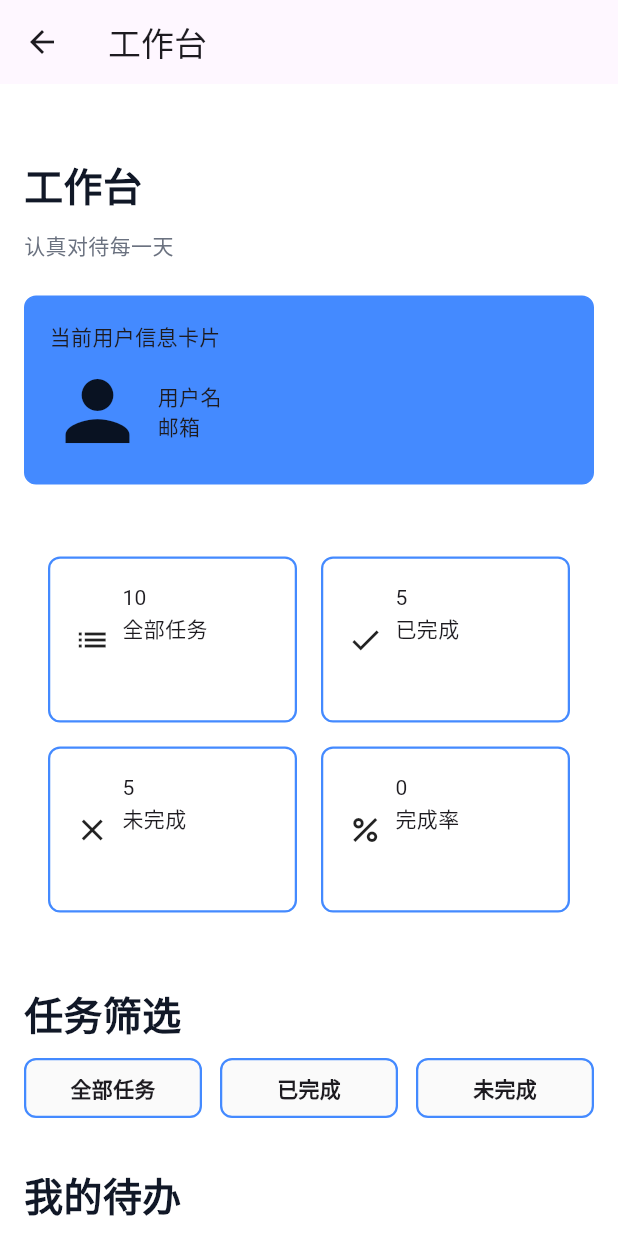
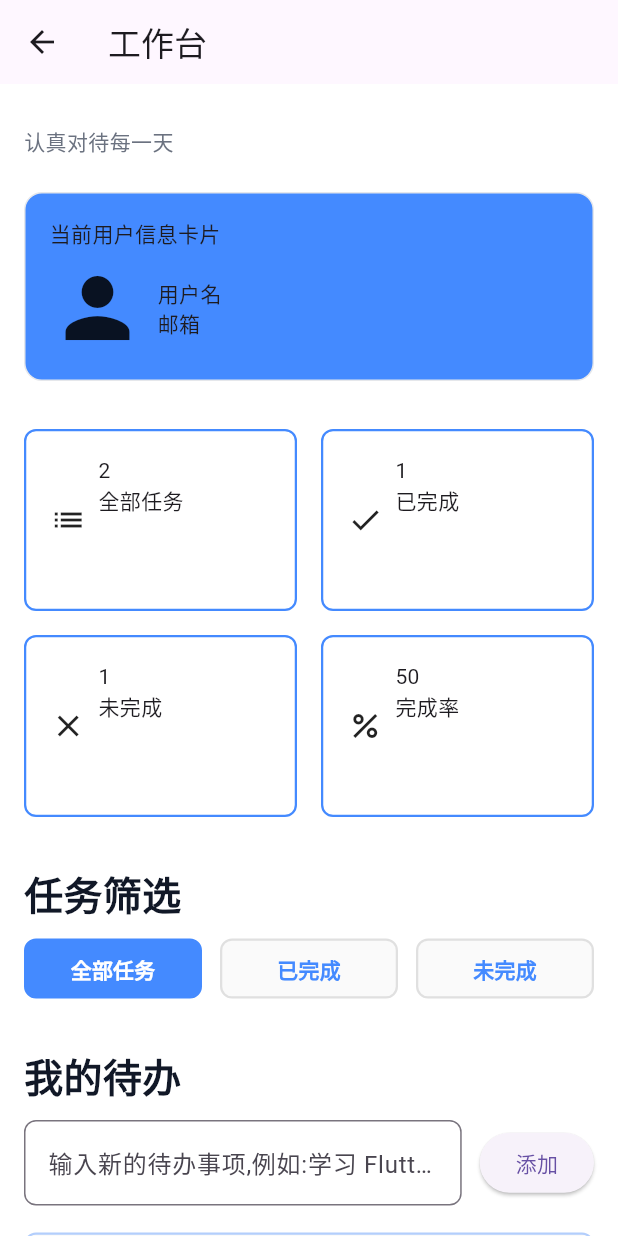
Before and after one commit to GGBOND-L/todoList-flutter, a Flutter app: the screen it shows after launch, after a tap on "登录666", on a phone screen of 412 x 824 dp. Run offline on Flutter 3.47's test engine with Material 3 defaults, Android fonts, the phone set to English and light mode, and no system bars.

Commit message:
feat: init workbench

```diff
--- /dev/null
+++ b/lib/enums/todo_filter.dart
@@ -0,0 +1 @@
+enum TodoFilter { all, completed, incomplete }
--- a/lib/main.dart
+++ b/lib/main.dart
@@ -26,7 +26,7 @@ class TodoApp extends StatelessWidget {
       routes: {
         '/login': (context) => const LoginPage(),
         '/register': (context) => const RegisterPage(),
-        '/workbench': (context) => const WorkbenPage(),
+        '/workbench': (context) => const WorkbenchPage(),
       },
     );
   }
--- /dev/null
+++ b/lib/models/todo.dart
@@ -0,0 +1,13 @@
+class Todo {
+  final String id;
+  String title;
+  bool isCompleted;
+  final String createdAt;
+
+  Todo({
+    required this.id,
+    required this.title,
+    required this.isCompleted,
+    required this.createdAt,
+  });
+}
--- a/lib/pages/workbench_page.dart
+++ b/lib/pages/workbench_page.dart
@@ -1,26 +1,153 @@
 import 'package:flutter/material.dart';
+import '../models/todo.dart';
+import '../enums/todo_filter.dart';
 
-class WorkbenPage extends StatelessWidget {
-  const WorkbenPage({super.key});
+class WorkbenchPage extends StatefulWidget {
+  const WorkbenchPage({super.key});
+
+  @override
+  State<WorkbenchPage> createState() => _WorkbenchPageState();
+}
+
+class _WorkbenchPageState extends State<WorkbenchPage> {
+  final List<Todo> todos = [
+    Todo(
+      id: '1',
+      title: '学习 Flutter122',
+      isCompleted: true,
+      createdAt: '2023-06-01',
+    ),
+    Todo(
+      id: '2',
+      title: '学习 Dart2222211',
+      isCompleted: false,
+      createdAt: '2023-06-02',
+    ),
+  ];
+
+  TodoFilter selectedFilter = TodoFilter.all; // selectedFilter = '全部';
+
+  List<Todo> get filteredTodos {
+    switch (selectedFilter) {
+      case TodoFilter.all:
+        return todos;
+      case TodoFilter.completed:
+        return todos.where((todo) => todo.isCompleted).toList();
+      case TodoFilter.incomplete:
+        return todos.where((todo) => !todo.isCompleted).toList();
+    }
+  }
+
+  final TextEditingController todoController = TextEditingController();
+
+  void handleAddTodo() {
+    final String title = todoController.text.trim();
+    debugPrint('添加待办事项：$title');
+
+    if (title.isNotEmpty) {
+      setState(() {
+        todos.add(
+          Todo(
+            id: DateTime.now().millisecondsSinceEpoch.toString(),
+            title: title,
+            isCompleted: false,
+            createdAt: DateTime.now().toString(),
+          ),
+        );
+        todoController.clear(); // 清空输入框
+      });
+    }
+  }
+
+  void handleDeleteTask(String id) {
+    debugPrint('删除待办事项：$id');
+    if (id.isNotEmpty) {
+      setState(() {
+        todos.removeWhere((todo) => todo.id == id);
+      });
+    }
+  }
+
+  void _showEditDialog(Todo todo) {
+    debugPrint('编辑待办事项：${todo.id}');
+
+    // 创建一个 TextEditingController 用于编辑，赋值
+    final controller = TextEditingController(text: todo.title);
+
+    showDialog(
+      context: context,
+      builder: (context) {
+        return AlertDialog(
+          title: const Text('编辑任务'),
+
+          content: TextField(
+            controller: controller,
+            decoration: const InputDecoration(
+              hintText: '请输入任务标题',
+              border: OutlineInputBorder(),
+            ),
+          ),
+
+          actions: [
+            TextButton(
+              onPressed: () {
+                Navigator.pop(context);
+              },
+              child: const Text('取消'),
+            ),
+
+            ElevatedButton(
+              onPressed: () {
+                final newTitle = controller.text.trim();
+
+                if (newTitle.isEmpty) {
+                  return;
+                }
+
+                setState(() {
+                  todo.title = newTitle;
+                });
+
+                Navigator.pop(context);
+              },
+              child: const Text('保存'),
+            ),
+          ],
+        );
+      },
+    );
+  }
+
+  void handleCompleteTodo(Todo todo) {
+    debugPrint('完成待办事项：${todo.id}');
+
+    setState(() {
+      todo.isCompleted = !todo.isCompleted;
+    });
+  }
+
+  void handleFilter(TodoFilter filter, String title) {
+    debugPrint('过滤待办事项：$title, filter: $filter');
+
+    setState(() {
+      selectedFilter = filter;
+    });
+  }
+
+  @override
+  void dispose() {
+    todoController.dispose();
+    super.dispose();
+  }
+
   @override
   Widget build(BuildContext context) {
     return Scaffold(
-      appBar: AppBar(title: Text('工作台')),
+      appBar: AppBar(title: const Text('工作台')),
       body: SafeArea(
         child: ListView(
-          padding: const EdgeInsets.all(16.0),
+          padding: const EdgeInsets.all(16),
           children: [
-            const SizedBox(height: 32),
-
-            const Text(
-              '工作台',
-              style: TextStyle(
-                fontSize: 26,
-                fontWeight: FontWeight.w800,
-                color: Color(0xFF111827),
-              ),
-            ),
-
             const SizedBox(height: 12),
 
             const Text(
@@ -30,23 +157,43 @@ class WorkbenPage extends StatelessWidget {
 
             const SizedBox(height: 24),
 
-            // 当前用户信息卡片
-            Container(
+            _buildUserCard(),
+
+            const SizedBox(height: 32),
+
+            // 任务统计区域
+            _buildStatisticsSection(),
+
+            const SizedBox(height: 32),
+
+            _buildFilterSection(),
+
+            const SizedBox(height: 32),
+
+            // 我的待办事项区域
+            _buildTodoSection(),
+          ],
+        ),
+      ),
+    );
+  }
+
+  // 用户信息卡片
+  Widget _buildUserCard() {
+    return Container(
       width: double.infinity,
       constraints: const BoxConstraints(minHeight: 100),
       decoration: BoxDecoration(
-                color: Colors.blueAccent.withValues(),
-                border: Border.all(color: Colors.blueAccent),
-                borderRadius: BorderRadius.circular(8),
+        color: Colors.blueAccent,
+        border: Border.all(color: const Color(0xFFE5E7EB)),
+        borderRadius: BorderRadius.circular(12),
       ),
-              padding: const EdgeInsets.all(16.0), // 内部间距
+      padding: const EdgeInsets.all(16),
       child: const Column(
         crossAxisAlignment: CrossAxisAlignment.start,
         children: [
           Text('当前用户信息卡片'),
-
           SizedBox(height: 8),
-
           Row(
             children: [
               Icon(Icons.person, size: 64),
@@ -59,12 +206,12 @@ class WorkbenPage extends StatelessWidget {
           ),
         ],
       ),
-            ),
+    );
+  }
 
-            const SizedBox(height: 32),
-
-            // 任务统计区域
-            GridView.count(
+  // 任务统计卡片
+  Widget _buildStatisticsSection() {
+    return GridView.count(
       // 核心：强制网格紧凑包裹内容，防止无限高度报错
       shrinkWrap: true,
       // 核心：禁用 GridView 自身的滚动（通常交由外层去滚动）
@@ -79,22 +226,41 @@ class WorkbenPage extends StatelessWidget {
       crossAxisSpacing: 16.0,
 
       // 控制整个网格的外边距
-              padding: const EdgeInsets.all(16.0),
+      // padding: const EdgeInsets.all(16.0),
 
       // 可选：控制子元素的宽高比（默认 1.0 为正方形，如果需要矩形可以调整，比如 2.0 代表宽是高的两倍）
       childAspectRatio: 1.5,
 
       children: [
-                _buildTaskCard('全部任务', 10, const Icon(Icons.list)),
-                _buildTaskCard('已完成', 5, const Icon(Icons.done)),
-                _buildTaskCard('未完成', 5, const Icon(Icons.close)),
-                _buildTaskCard('完成率', 0, const Icon(Icons.percent)),
+        _buildTaskCard('全部任务', todos.length, const Icon(Icons.list)),
+        _buildTaskCard(
+          '已完成',
+          todos.where((todo) => todo.isCompleted).length,
+          const Icon(Icons.done),
+        ),
+        _buildTaskCard(
+          '未完成',
+          todos.where((todo) => !todo.isCompleted).length,
+          const Icon(Icons.close),
+        ),
+        _buildTaskCard(
+          '完成率',
+          todos.isEmpty
+              ? 0
+              : (todos.where((todo) => todo.isCompleted).length /
+                        todos.length *
+                        100)
+                    .toInt(),
+          const Icon(Icons.percent),
+        ),
       ],
-            ),
+    );
+  }
 
-            const SizedBox(height: 32),
-
-            // 任务筛选区域
+  Widget _buildFilterSection() {
+    return Column(
+      crossAxisAlignment: CrossAxisAlignment.start,
+      children: [
         const Text(
           '任务筛选',
           style: TextStyle(
@@ -108,16 +274,39 @@ class WorkbenPage extends StatelessWidget {
 
         Row(
           children: [
-                Expanded(child: _buildTaskFilterCard('全部任务')),
+            Expanded(
+              child: _buildTaskFilterCard(
+                '全部任务',
+                TodoFilter.all,
+                selectedFilter == TodoFilter.all,
+              ),
+            ),
             const SizedBox(width: 12),
-                Expanded(child: _buildTaskFilterCard('已完成')),
+            Expanded(
+              child: _buildTaskFilterCard(
+                '已完成',
+                TodoFilter.completed,
+                selectedFilter == TodoFilter.completed,
+              ),
+            ),
             const SizedBox(width: 12),
-                Expanded(child: _buildTaskFilterCard('未完成')),
+            Expanded(
+              child: _buildTaskFilterCard(
+                '未完成',
+                TodoFilter.incomplete,
+                selectedFilter == TodoFilter.incomplete,
+              ),
+            ),
           ],
         ),
+      ],
+    );
+  }
 
-            const SizedBox(height: 32),
-
+  Widget _buildTodoSection() {
+    return Column(
+      crossAxisAlignment: CrossAxisAlignment.start,
+      children: [
         // 我的待办事项区域
         const Text(
           '我的待办',
@@ -140,28 +329,27 @@ class WorkbenPage extends StatelessWidget {
                     borderRadius: BorderRadius.circular(8.0),
                   ),
                 ),
+                controller: todoController,
               ),
             ),
 
             const SizedBox(width: 12), // 间距
 
-                ElevatedButton(onPressed: () {}, child: const Text('添加')),
+            ElevatedButton(onPressed: handleAddTodo, child: const Text('添加')),
           ],
         ),
 
         const SizedBox(height: 12),
 
         // 待办事项list
-            _buildTaskList('学习 Flutter', true, '2023-06-01'),
+        // _buildTaskItem('学习 Flutter', true, '2023-06-01'),
 
-            const SizedBox(height: 12),
+        // const SizedBox(height: 12),
 
-            _buildTaskList('学习 Dart', false, '2023-06-02'),
+        // _buildTaskItem('学习 Dart', false, '2023-06-02'),
+        ...filteredTodos.map((todo) => _buildTaskItem(todo)),
       ],
-        ),
-      ),
     );
-  }
   }
 
   // 任务统计小卡片
@@ -197,59 +385,38 @@ Widget _buildTaskCard(String title, int count, Widget icon) {
   }
 
   // 任务筛选小卡片
-Widget _buildTaskFilterCard(String title) {
+  Widget _buildTaskFilterCard(String title, TodoFilter filter, bool selected) {
     return Container(
       height: 40.0, // 核心：在这里强制固定高度
       decoration: BoxDecoration(
-      color: Colors.grey.shade50,
+        color: selected ? Colors.blueAccent : Colors.grey.shade50,
+
         border: Border.all(
-        color: Colors.blueAccent, // 边框
+          color: selected ? Colors.blueAccent : Colors.grey.shade300,
           width: 1.5,
         ),
-      borderRadius: BorderRadius.circular(8.0), // 圆角
+
+        borderRadius: BorderRadius.circular(8),
       ),
       alignment: Alignment.center,
-    child: Text(title, style: const TextStyle(fontWeight: FontWeight.bold)),
+      // child: Text(title, style: const TextStyle(fontWeight: FontWeight.bold)),
+      child: TextButton(
+        onPressed: () {
+          handleFilter(filter, title);
+        },
+        child: Text(
+          title,
+          style: TextStyle(
+            fontWeight: FontWeight.bold,
+
+            color: selected ? Colors.white : Colors.blueAccent,
+          ),
+        ),
+      ),
     );
   }
 
-// 任务list
-// Widget _buildTaskList(String title, bool completed, String date) {
-//   return Container(
-//     height: 80.0, // 核心：在这里强制固定高度
-//     decoration: BoxDecoration(
-//       color: Colors.grey.shade50,
-//       border: Border.all(
-//         color: Colors.blueAccent, // 边框
-//         width: 1.5,
-//       ),
-//       borderRadius: BorderRadius.circular(8.0), // 圆角
-//     ),
-//     child: Column(
-//       crossAxisAlignment: CrossAxisAlignment.start,
-//       children: [
-//         Row(
-//           children: [
-//             Checkbox(onChanged: (value) => {}, value: completed),
-//             const SizedBox(width: 12),
-//             Text(title, style: const TextStyle(fontWeight: FontWeight.bold)),
-//             const SizedBox(width: 50),
-//             Text('$completed'),
-//           ],
-//         ),
-//         const SizedBox(height: 8),
-//         Text(date),
-//         Row(
-//           children: [
-//             IconButton(onPressed: () {}, icon: const Icon(Icons.edit)),
-//             IconButton(onPressed: () {}, icon: const Icon(Icons.delete)),
-//           ],
-//         ),
-//       ],
-//     ),
-//   );
-// }
-Widget _buildTaskList(String title, bool completed, String date) {
+  Widget _buildTaskItem(Todo todo) {
     return Container(
       // 优化 1：去掉硬编码的 height: 80.0，改用我们第一节聊到的最小高度 constraints
       // 这样内容少时它是小盒子，放了编辑按钮也能平滑撑开，绝不溢出
@@ -268,16 +435,19 @@ Widget _buildTaskList(String title, bool completed, String date) {
         contentPadding: const EdgeInsets.symmetric(horizontal: 8, vertical: 4),
 
         // 左侧放置：复选框
-      leading: Checkbox(onChanged: (value) => {}, value: completed),
+        leading: Checkbox(
+          onChanged: (value) => handleCompleteTodo(todo),
+          value: todo.isCompleted,
+        ),
 
         // 中间主体：标题
         title: Text(
-        title,
+          todo.title,
           style: TextStyle(
             fontWeight: FontWeight.bold,
             // 如果完成了，加个好看的删除线效果
-          decoration: completed ? TextDecoration.lineThrough : null,
-          color: completed ? Colors.grey : Colors.black87,
+            decoration: todo.isCompleted ? TextDecoration.lineThrough : null,
+            color: todo.isCompleted ? Colors.grey : Colors.black87,
           ),
         ),
 
@@ -285,7 +455,7 @@ Widget _buildTaskList(String title, bool completed, String date) {
         subtitle: Padding(
           padding: const EdgeInsets.only(top: 4.0),
           child: Text(
-          date,
+            todo.createdAt,
             style: const TextStyle(fontSize: 12, color: Colors.grey),
           ),
         ),
@@ -294,16 +464,20 @@ Widget _buildTaskList(String title, bool completed, String date) {
         trailing: Row(
           mainAxisSize: MainAxisSize.min, // 核心：必须限制 Row 只占用内部图标的大小
           children: [
+            // 编辑按钮
             IconButton(
               constraints: const BoxConstraints(), // 紧凑型按钮，减小默认的 48 像素大外边距
               padding: const EdgeInsets.all(8),
-            onPressed: () {},
+              onPressed: () {
+                _showEditDialog(todo);
+              },
               icon: const Icon(Icons.edit, color: Colors.blueGrey, size: 20),
             ),
+            // 删除按钮
             IconButton(
               constraints: const BoxConstraints(),
               padding: const EdgeInsets.all(8),
-            onPressed: () {},
+              onPressed: () => handleDeleteTask(todo.id),
               icon: const Icon(Icons.delete, color: Colors.redAccent, size: 20),
             ),
           ],
@@ -311,3 +485,4 @@ Widget _buildTaskList(String title, bool completed, String date) {
       ),
     );
   }
+}
```
Lines whose indentation alone changed are shown as unchanged.
